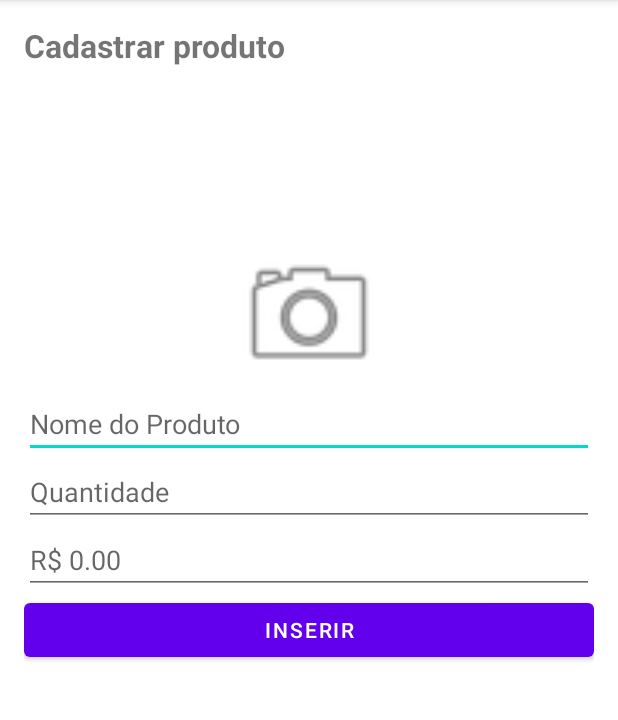
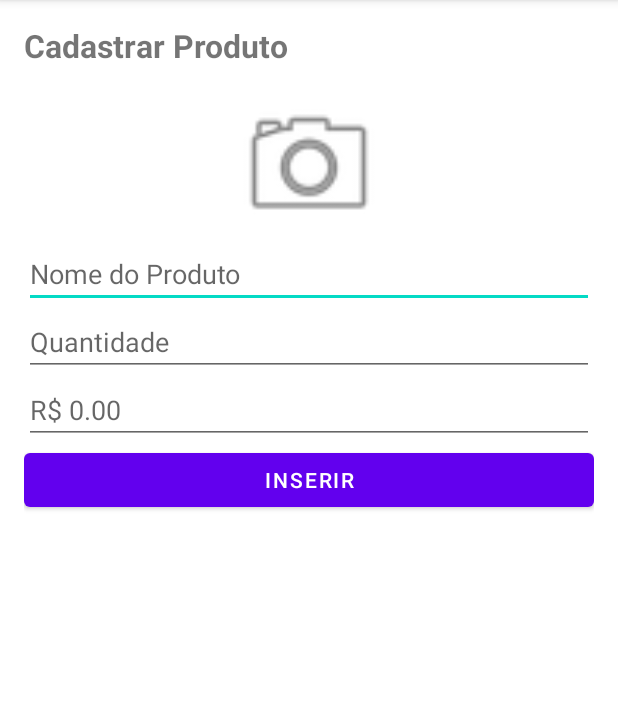
Before and after one commit to DiegoLins10/ProductsListAndroidStudio, an Android app: the screen it shows after launch (CadastroActivity), after a tap on "ADICIONAR ITENS", on a phone screen of 412 x 824 dp, the part 84-804 px from its top. Run offline under Robolectric (Android 15) with nearby library versions, the phone set to English and light mode, and no system bars; 1 statement that could not run was skipped.

Commit message:
Lista de produtos 3.0 com bd sqllite 14/04/21

```diff
--- a/app/build.gradle
+++ b/app/build.gradle
@@ -43,4 +43,5 @@ dependencies {
     testImplementation 'junit:junit:4.+'
     androidTestImplementation 'androidx.test.ext:junit:1.1.2'
     androidTestImplementation 'androidx.test.espresso:espresso-core:3.3.0'
+    implementation "org.jetbrains.anko:anko-sqlite:$anko_version"
 }
--- a/app/src/main/java/com/example/products/MainActivity.kt
+++ b/app/src/main/java/com/example/products/MainActivity.kt
@@ -2,36 +2,37 @@ package com.example.products
 import android.content.Intent
 import androidx.appcompat.app.AppCompatActivity
 import android.os.Bundle
+import android.view.View
 import android.widget.*
+import kotlinx.android.synthetic.*
 import kotlinx.android.synthetic.main.activity_main.*
 import org.w3c.dom.Text
 
+import    org.jetbrains.anko.startActivity
+import java.text.NumberFormat
 import java.util.*
 
-import	java.text.NumberFormat
-import	java.util.Locale
-
+import org.jetbrains.anko.db.parseList
+import org.jetbrains.anko.db.rowParser
+import org.jetbrains.anko.db.select
+import org.jetbrains.anko.toast
 
 class MainActivity : AppCompatActivity() {
-
-
     override fun onCreate(savedInstanceState: Bundle?) {
         super.onCreate(savedInstanceState)
         setContentView(R.layout.activity_main)
 
-
         val produtosAdapter = ProdutoAdapter(this)
         val listViewProdutos = findViewById<ListView>(R.id.listViewProdutos)
-
 
         listViewProdutos.adapter = produtosAdapter
 
         btnAdicionar.setOnClickListener {
-            val intent = Intent(this, CadastroActivity::class.java)
-            startActivity(intent)
+            //val intent = Intent(this, CadastroActivity::class.java)
+            //startActivity(intent)
+
+            startActivity<CadastroActivity>()
         }
-
-
 
         listViewProdutos.setOnItemClickListener { adapterView: AdapterView<*>, view, position: Int, id ->
             val item = produtosAdapter.getItem(position)
@@ -39,21 +40,45 @@ class MainActivity : AppCompatActivity() {
 
         }
     }
-    override fun onResume()  {
+
+    override fun onResume() {
         super.onResume()
 
         val adapter = listViewProdutos.adapter as ProdutoAdapter
+        database.use {
 
-        adapter.clear()
-        adapter.addAll(produtosGlobal)
+            select("produtos").exec {
+                //criando o parser que montará o objeto produto
+                val parser = rowParser { id: Int,
+                                         nome: String,
+                                         quantidade: Int,
+                                         valor: Double,
+                                         foto: ByteArray? ->
+                    //Colunas do banco de dados
+                    //Montagem do objeto Produto com as colunas do banco
+                    Produto(id, nome, quantidade, valor, foto?.toBitmap())
+                }
 
-        var soma = 0.0
+                //criando a lista de produtos com dados do banco
+                var listaProdutos = parseList(parser)
 
-        for(item in produtosGlobal){
-            soma += item.valor * item.quantidade
+                //limpado os dados da lista e carregando as novas informações
+                adapter.clear()
+                adapter.addAll(listaProdutos)
+
+                //efetuando a multiplicado e soma da quantidade e valor
+                var soma = 0.0
+                //val soma: Double = listaProdutos.sumByDouble { it.valor * it.quantidade }
+                for (item in listaProdutos) {
+                    soma += item.valor * item.quantidade
+                }
+                //formando em formato moeda
+                val f = NumberFormat.getCurrencyInstance(Locale("pt", "br"))
+                txtTotal.text = "TOTAL: ${f.format(soma)}"
+
+            }
         }
-        val f = NumberFormat.getCurrencyInstance(Locale("pt", "b"))
-        txtTotal.text = "Total: R$ ${f.format(soma)}"
     }
 
+
 }
--- a/app/src/main/java/com/example/products/Produto.kt
+++ b/app/src/main/java/com/example/products/Produto.kt
@@ -2,4 +2,4 @@ package com.example.products
 
 import android.graphics.Bitmap
 
-data class Produto(val nome: String, val quantidade: Int, val valor: Double, val foto: Bitmap? = null)
+data class Produto(val id: Int, val nome: String, val quantidade: Int, val valor: Double, val foto: Bitmap? = null)
--- a/app/src/main/java/com/example/products/ProdutoAdapter.kt
+++ b/app/src/main/java/com/example/products/ProdutoAdapter.kt
@@ -3,26 +3,21 @@ package com.example.products
 import android.content.Context
 import android.view.LayoutInflater
 import android.view.View
-import android.view.View.inflate
 import android.view.ViewGroup
 import android.widget.ArrayAdapter
 import android.widget.ImageView
 import android.widget.TextView
 import java.text.FieldPosition
 
-import java.text.NumberFormat
-import java.util.Locale
-
-class ProdutoAdapter(contexto: Context) : ArrayAdapter<Produto>(contexto, 0) {
-
-    override fun getView(position: Int, convertView: View?, parent: ViewGroup): View {
-
+class ProdutoAdapter (contexto: Context) : ArrayAdapter<Produto>(contexto, 0)
+{
+    override fun getView(position: Int, convertView: View?, parent: ViewGroup):
+            View {
         val v: View
-        if (convertView != null) {
+        if(convertView != null){
             v = convertView
-        } else {
-            //inflar o layout
-            //inflate(resource: View, root: ViewGroup, attachToRoot: Boolean)
+        }
+        else{
             v = LayoutInflater.from(context).inflate(R.layout.list_view_item, parent, false)
         }
         val item = getItem(position)
@@ -33,14 +28,12 @@ class ProdutoAdapter(contexto: Context) : ArrayAdapter<Produto>(contexto, 0) {
 
         txtQtde.text = item?.quantidade.toString()
         txtProduto.text = item?.nome
-        val f = NumberFormat.getCurrencyInstance(Locale("pt", "br"))
-        txtValor.text = f.format(item?.valor)
+        txtValor.text = item?.valor.toString()
         if (item?.foto != null) {
-            imgProduto.setImageBitmap(item?.foto)
+            imgProduto.setImageBitmap(item.foto)
         }
         return v
     }
-
 }
 //adaptador antigo
 //val produtosAdapter = ArrayAdapter<String>(this, android.R.layout.simple_list_item_1)
--- a/app/src/main/res/layout/activity_cadastro.xml
+++ b/app/src/main/res/layout/activity_cadastro.xml
@@ -6,54 +6,49 @@ android:layout_width="match_parent"
     android:layout_height="match_parent"
     android:orientation="vertical"
     android:padding="16dp"
-tools:context=".MainActivity">
+    tools:context=".CadastroActivity">
 
     <TextView
         android:layout_width="match_parent"
         android:layout_height="wrap_content"
-    android:layout_marginBottom="15dp"
-    android:text="Cadastrar produto"
+        android:text="Cadastrar Produto"
+        android:textStyle="bold"
         android:textSize="21sp"
-    android:textStyle="bold" />
+        android:layout_marginBottom="15dp"/>
 
     <ImageView
         android:layout_width="100dp"
         android:layout_height="100dp"
-    android:layout_gravity="center_horizontal"
-    />
+        android:src="@android:drawable/ic_menu_camera"
+        android:id="@+id/imgFotoProduto"
+        android:layout_gravity="center_horizontal"/>
+
+    <EditText
+        android:layout_width="match_parent"
+        android:layout_height="wrap_content"
+        android:id="@+id/txtProduto"
+        android:hint="Nome do Produto"
+        android:inputType="text"/>
+
+    <EditText
+        android:layout_width="match_parent"
+        android:layout_height="wrap_content"
+        android:id="@+id/txtQtde"
+        android:inputType="number"
+        android:hint="Quantidade" />
+
+    <EditText
+        android:layout_width="match_parent"
+        android:layout_height="wrap_content"
+        android:id="@+id/txtValor"
+        android:inputType="numberDecimal"
+        android:hint="R$ 0.00" />
+
+    <Button
+        android:layout_width="match_parent"
+        android:layout_height="wrap_content"
+        android:text="Inserir"
+        android:id="@+id/btnInserir"/>
 
 
-<ImageView
-    android:id="@+id/imgFotoProduto"
-    android:layout_width="100dp"
-    android:layout_height="100dp"
-    android:layout_gravity="center_horizontal"
-    android:src="@android:drawable/ic_menu_camera" />
-
-<EditText
-    android:id="@+id/txtProduto"
-    android:layout_width="match_parent"
-    android:layout_height="wrap_content"
-    android:hint="Nome do Produto" />
-
-<EditText
-    android:id="@+id/txtQtde"
-    android:layout_width="match_parent"
-    android:layout_height="wrap_content"
-    android:hint="Quantidade"
-    android:inputType="number" />
-
-<EditText
-    android:id="@+id/txtValor"
-    android:layout_width="match_parent"
-    android:layout_height="wrap_content"
-    android:hint="R$ 0.00"
-    android:inputType="numberDecimal" />
-
-<Button
-    android:id="@+id/btnInserir"
-    android:layout_width="match_parent"
-    android:layout_height="wrap_content"
-    android:text="Inserir" />
-
 </LinearLayout>
```
Also changed, not shown: app/src/main/java/com/example/products/CadastroActivity.kt (+40 -43 lines), app/src/main/java/com/example/products/ListaCompraDataBase.kt (+31 -10 lines), app/src/main/java/com/example/products/Utils.kt (+16 -0 lines), app/src/main/res/layout/activity_main.xml (+9 -6 lines), app/src/main/res/layout/list_view_item.xml (+13 -19 lines). Lines whose indentation alone changed are shown as unchanged.
